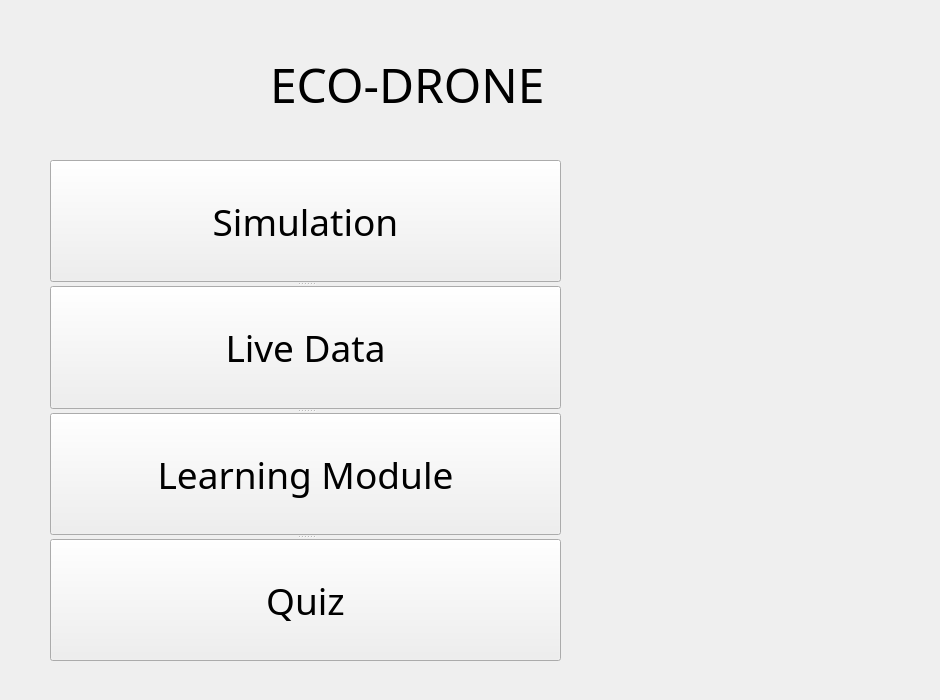
hayrayl/AquaQuestSoftware, file QtDesignerFiles/home.ui: the form before one commit.
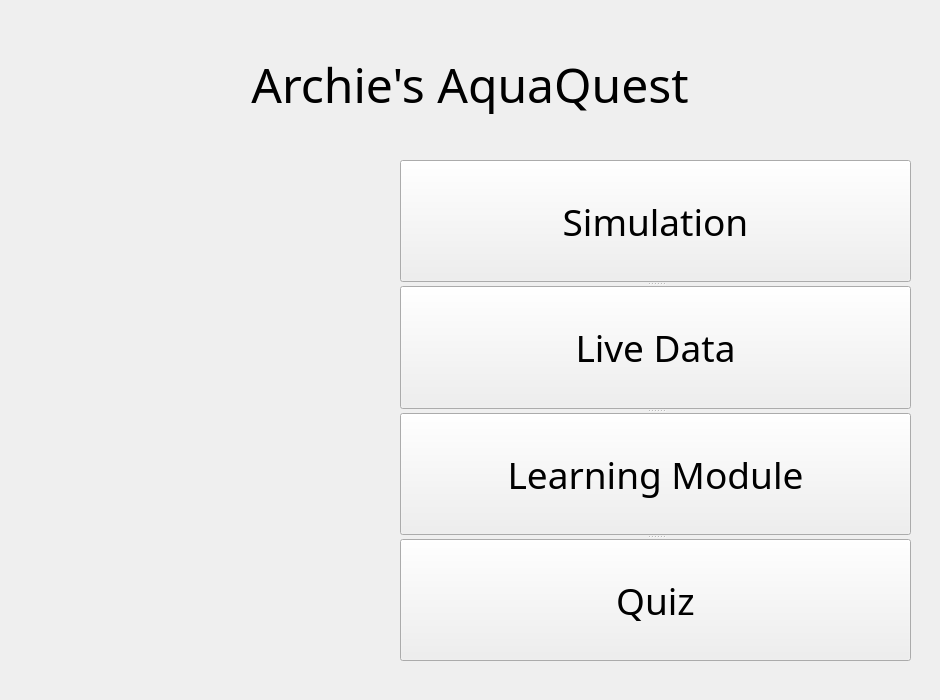
The form after the commit.

The edit to the form file:
```diff
--- a/QtDesignerFiles/home.ui
+++ b/QtDesignerFiles/home.ui
@@ -16,7 +16,7 @@
   <widget class="QSplitter" name="splitter">
    <property name="geometry">
     <rect>
-     <x>50</x>
+     <x>400</x>
      <y>160</y>
      <width>511</width>
      <height>501</height>
@@ -129,9 +129,9 @@
   <widget class="QLabel" name="label_H_main">
    <property name="geometry">
     <rect>
-     <x>270</x>
+     <x>150</x>
      <y>50</y>
-     <width>381</width>
+     <width>640</width>
      <height>69</height>
     </rect>
    </property>
@@ -144,7 +144,10 @@
     </font>
    </property>
    <property name="text">
-    <string>ECO-DRONE</string>
+    <string>Archie's AquaQuest</string>
+   </property>
+   <property name="alignment">
+    <set>Qt::AlignCenter</set>
    </property>
   </widget>
   <widget class="QLabel" name="background">
@@ -163,6 +166,22 @@
     <bool>false</bool>
    </property>
   </widget>
+  <widget class="QLabel" name="archie">
+   <property name="geometry">
+    <rect>
+     <x>0</x>
+     <y>270</y>
+     <width>400</width>
+     <height>400</height>
+    </rect>
+   </property>
+   <property name="text">
+    <string/>
+   </property>
+   <property name="scaledContents">
+    <bool>false</bool>
+   </property>
+  </widget>
   <zorder>background</zorder>
   <zorder>splitter</zorder>
   <zorder>label_H_main</zorder>
```
Left out of the diff: 1 changed line with no effect on the pictures.
